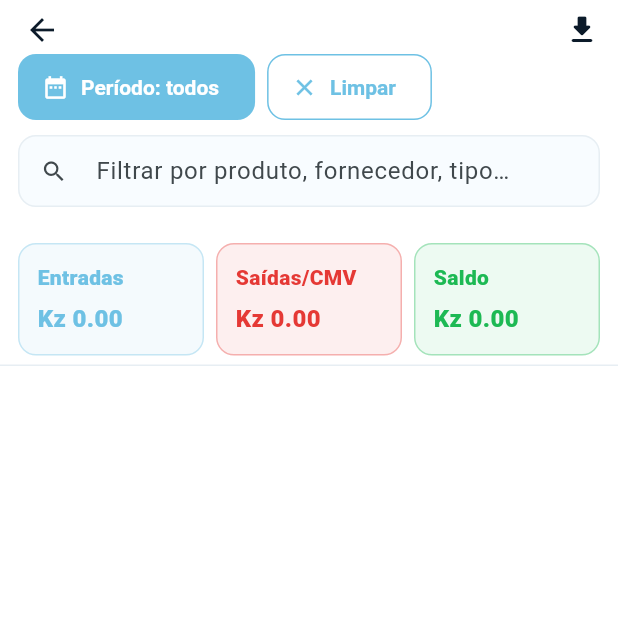
After one commit to MyClinicAdmin/MyClinicStock, a Flutter app: the FinanceiroPage screen opened directly, on a phone screen of 412 x 824 dp, the top half of it. The commit adds this screen. Run offline on Flutter 3.47's test engine with Material 3 defaults, Android fonts, the phone set to English and light mode, and no system bars; our stand-ins replace cloud_firestore, file_picker, firebase_core, shared_preferences; missing offline and left inert: dart:html, excel; accounts and stored records are empty.

Commit message:
Finanças

```diff
--- /dev/null
+++ b/lib/pages/financeiro_page.dart
@@ -0,0 +1,213 @@
+import 'package:cloud_firestore/cloud_firestore.dart';
+import 'package:flutter/material.dart';
+
+class FinanceiroPage extends StatefulWidget {
+  const FinanceiroPage({super.key});
+
+  @override
+  State<FinanceiroPage> createState() => _FinanceiroPageState();
+}
+
+class _FinanceiroPageState extends State<FinanceiroPage> {
+  DateTimeRange? _range;
+  String _search = '';
+
+  Query<Map<String, dynamic>> _baseQuery() {
+    var q = FirebaseFirestore.instance
+        .collection('finance_movimentos')
+        .orderBy('criado_em', descending: true);
+
+    if (_range != null) {
+      final start = DateTime(_range!.start.year, _range!.start.month, _range!.start.day);
+      final end = DateTime(_range!.end.year, _range!.end.month, _range!.end.day, 23, 59, 59, 999);
+      q = q.where('criado_em', isGreaterThanOrEqualTo: Timestamp.fromDate(start))
+           .where('criado_em', isLessThanOrEqualTo: Timestamp.fromDate(end));
+    }
+    return q;
+  }
+
+  Future<void> _pickRange() async {
+    final now = DateTime.now();
+    final res = await showDateRangePicker(
+      context: context,
+      firstDate: DateTime(now.year - 2),
+      lastDate: DateTime(now.year + 2),
+      initialDateRange: _range ??
+          DateTimeRange(
+            start: DateTime(now.year, now.month, 1),
+            end: DateTime(now.year, now.month + 1, 0),
+          ),
+    );
+    if (res != null) setState(() => _range = res);
+  }
+
+  @override
+  Widget build(BuildContext context) {
+    final cs = Theme.of(context).colorScheme;
+
+    return Scaffold(
+      appBar: AppBar(
+        title: const Text('Financeiro'),
+        actions: [
+          IconButton(
+            tooltip: 'Exportar (breve)',
+            onPressed: () {}, // TODO: export Excel/PDF no próximo passo
+            icon: const Icon(Icons.file_download_rounded),
+          ),
+        ],
+        bottom: PreferredSize(
+          preferredSize: const Size.fromHeight(94),
+          child: Padding(
+            padding: const EdgeInsets.fromLTRB(12, 0, 12, 12),
+            child: Column(
+              children: [
+                Row(
+                  children: [
+                    FilledButton.icon(
+                      onPressed: _pickRange,
+                      icon: const Icon(Icons.date_range),
+                      label: Text(_range == null
+                          ? 'Período: todos'
+                          : '${_range!.start.day.toString().padLeft(2, '0')}/${_range!.start.month.toString().padLeft(2, '0')} '
+                            '– ${_range!.end.day.toString().padLeft(2, '0')}/${_range!.end.month.toString().padLeft(2, '0')}'),
+                    ),
+                    const SizedBox(width: 8),
+                    OutlinedButton.icon(
+                      onPressed: () => setState(() => _range = null),
+                      icon: const Icon(Icons.clear),
+                      label: const Text('Limpar'),
+                    ),
+                    const Spacer(),
+                  ],
+                ),
+                const SizedBox(height: 8),
+                TextField(
+                  decoration: InputDecoration(
+                    hintText: 'Filtrar por produto, fornecedor, tipo…',
+                    prefixIcon: const Icon(Icons.search),
+                    isDense: true,
+                    border: OutlineInputBorder(borderRadius: BorderRadius.circular(12)),
+                    contentPadding: const EdgeInsets.symmetric(horizontal: 12, vertical: 10),
+                  ),
+                  onChanged: (v) => setState(() => _search = v.trim().toLowerCase()),
+                ),
+              ],
+            ),
+          ),
+        ),
+      ),
+      body: StreamBuilder<QuerySnapshot<Map<String, dynamic>>>(
+        stream: _baseQuery().snapshots(),
+        builder: (context, snap) {
+          if (snap.connectionState == ConnectionState.waiting) {
+            return const Center(child: CircularProgressIndicator());
+          }
+          if (!snap.hasData) return const SizedBox();
+
+          var docs = snap.data!.docs;
+
+          // filtro por texto
+          if (_search.isNotEmpty) {
+            docs = docs.where((d) {
+              final m = d.data();
+              final p = (m['produto_nome'] ?? '').toString().toLowerCase();
+              final f = (m['fornecedor_nome'] ?? '').toString().toLowerCase();
+              final t = (m['tipo'] ?? '').toString().toLowerCase();
+              return p.contains(_search) || f.contains(_search) || t.contains(_search);
+            }).toList();
+          }
+
+          // totais simples do período visível
+          double entradas = 0, saidas = 0;
+          for (final d in docs) {
+            final m = d.data();
+            final tipo = (m['tipo'] ?? '').toString();
+            final total = (m['total'] is num) ? (m['total'] as num).toDouble() : 0.0;
+            if (tipo == 'entrada') entradas += total;
+            if (tipo == 'saida') saidas += total;
+          }
+          final saldo = entradas - saidas;
+
+          return Column(
+            children: [
+              // Resumo
+              Padding(
+                padding: const EdgeInsets.fromLTRB(12, 12, 12, 6),
+                child: Row(
+                  children: [
+                    _sumCard(context, 'Entradas', entradas, cs.primary),
+                    const SizedBox(width: 8),
+                    _sumCard(context, 'Saídas/CMV', saidas, const Color(0xFFE53935)),
+                    const SizedBox(width: 8),
+                    _sumCard(context, 'Saldo', saldo, saldo >= 0 ? const Color(0xFF1DB954) : const Color(0xFFE53935)),
+                  ],
+                ),
+              ),
+              const Divider(height: 1),
+              // Lista
+              Expanded(
+                child: ListView.separated(
+                  padding: const EdgeInsets.all(12),
+                  itemCount: docs.length,
+                  separatorBuilder: (_, __) => const SizedBox(height: 8),
+                  itemBuilder: (_, i) {
+                    final m = docs[i].data();
+                    final tipo = (m['tipo'] ?? '').toString();
+                    final isIn = tipo == 'entrada';
+                    final title = '${isIn ? 'Entrada' : 'Saída'} — ${(m['produto_nome'] ?? '—')}';
+                    final sub = <String>[
+                      if ((m['fornecedor_nome'] ?? '').toString().isNotEmpty) 'Fornecedor: ${m['fornecedor_nome']}',
+                      if ((m['lote_id'] ?? '').toString().isNotEmpty) 'Lote: ${m['lote_id']}',
+                      'Qtd: ${m['quantidade'] ?? 0}',
+                      if (isIn && m['preco_unit'] != null) 'Unit: ${m['preco_unit']}',
+                      if (!isIn && m['custo_unit_saida'] != null) 'Custo unit: ${m['custo_unit_saida']}',
+                      if (m['total'] != null) 'Total: ${m['total']}',
+                    ].join('  •  ');
+
+                    return Card(
+                      shape: RoundedRectangleBorder(
+                        borderRadius: BorderRadius.circular(12),
+                        side: BorderSide(color: Theme.of(context).colorScheme.outlineVariant),
+                      ),
+                      child: ListTile(
+                        leading: CircleAvatar(
+                          backgroundColor: (isIn ? cs.primary : const Color(0xFFE53935)).withOpacity(.12),
+                          foregroundColor: isIn ? cs.primary : const Color(0xFFE53935),
+                          child: Icon(isIn ? Icons.call_received_rounded : Icons.call_made_rounded),
+                        ),
+                        title: Text(title, style: const TextStyle(fontWeight: FontWeight.w700)),
+                        subtitle: Text(sub),
+                      ),
+                    );
+                  },
+                ),
+              ),
+            ],
+          );
+        },
+      ),
+    );
+  }
+
+  Widget _sumCard(BuildContext context, String label, double v, Color color) {
+    return Expanded(
+      child: Container(
+        padding: const EdgeInsets.all(12),
+        decoration: BoxDecoration(
+          color: color.withOpacity(.08),
+          borderRadius: BorderRadius.circular(12),
+          border: Border.all(color: color.withOpacity(.35)),
+        ),
+        child: Column(
+          crossAxisAlignment: CrossAxisAlignment.start,
+          children: [
+            Text(label, style: TextStyle(color: color, fontWeight: FontWeight.w800)),
+            const SizedBox(height: 6),
+            Text('Kz ${v.toStringAsFixed(2)}',
+                style: TextStyle(color: color, fontWeight: FontWeight.w900, fontSize: 16)),
+          ],
+        ),
+      ),
+    );
+  }
+}
```
Also changed, not shown: lib/pages/admin_page.dart (+4 -5 lines), lib/pages/home_page.dart (+36 -16 lines), lib/pages/produtos_page.dart (+33 -17 lines), lib/services/financeiro_service.dart (added, +60 -0 lines), lib/services/stock_service.dart (+93 -38 lines).
